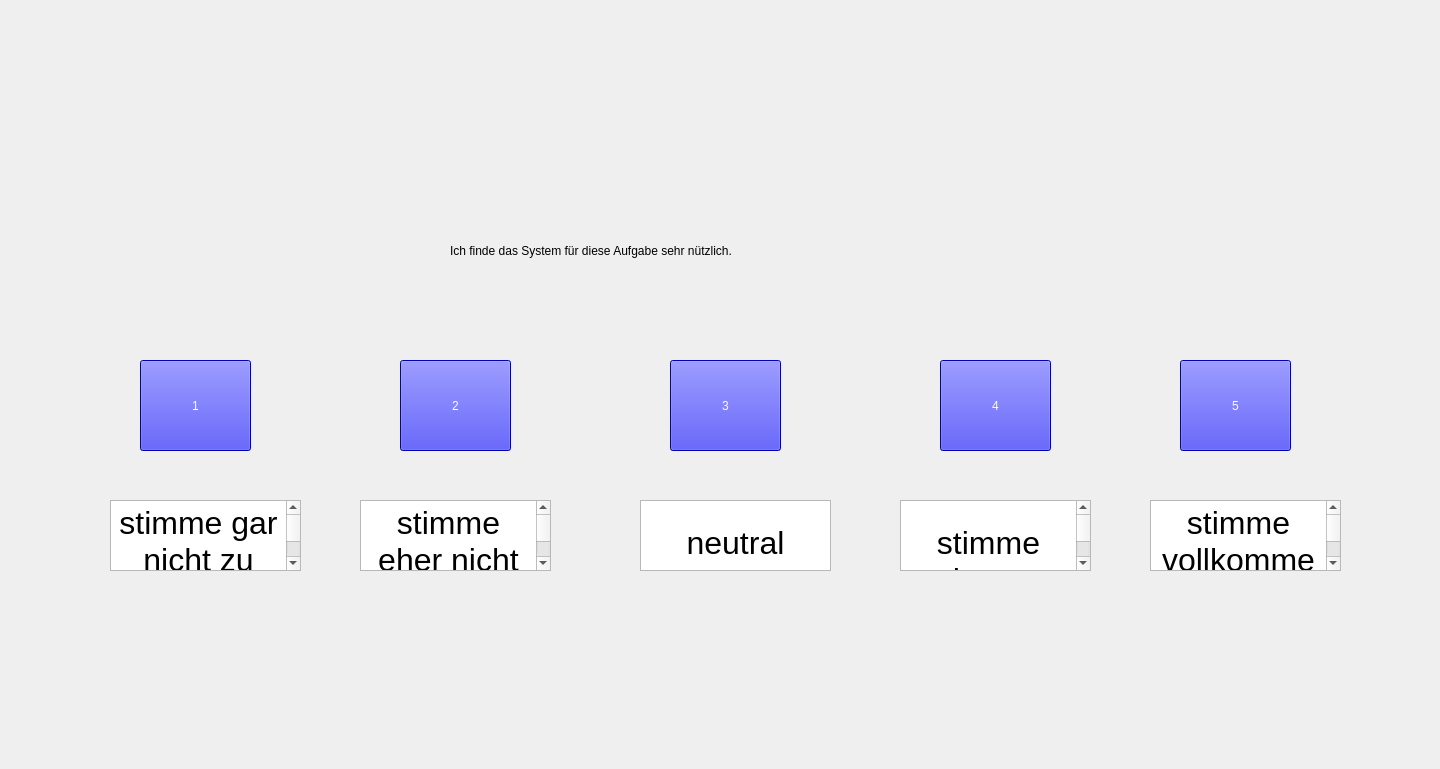
Qt form forms/use.ui (IKI-Lab/auscultation_AI_noise_exp) before a commit.
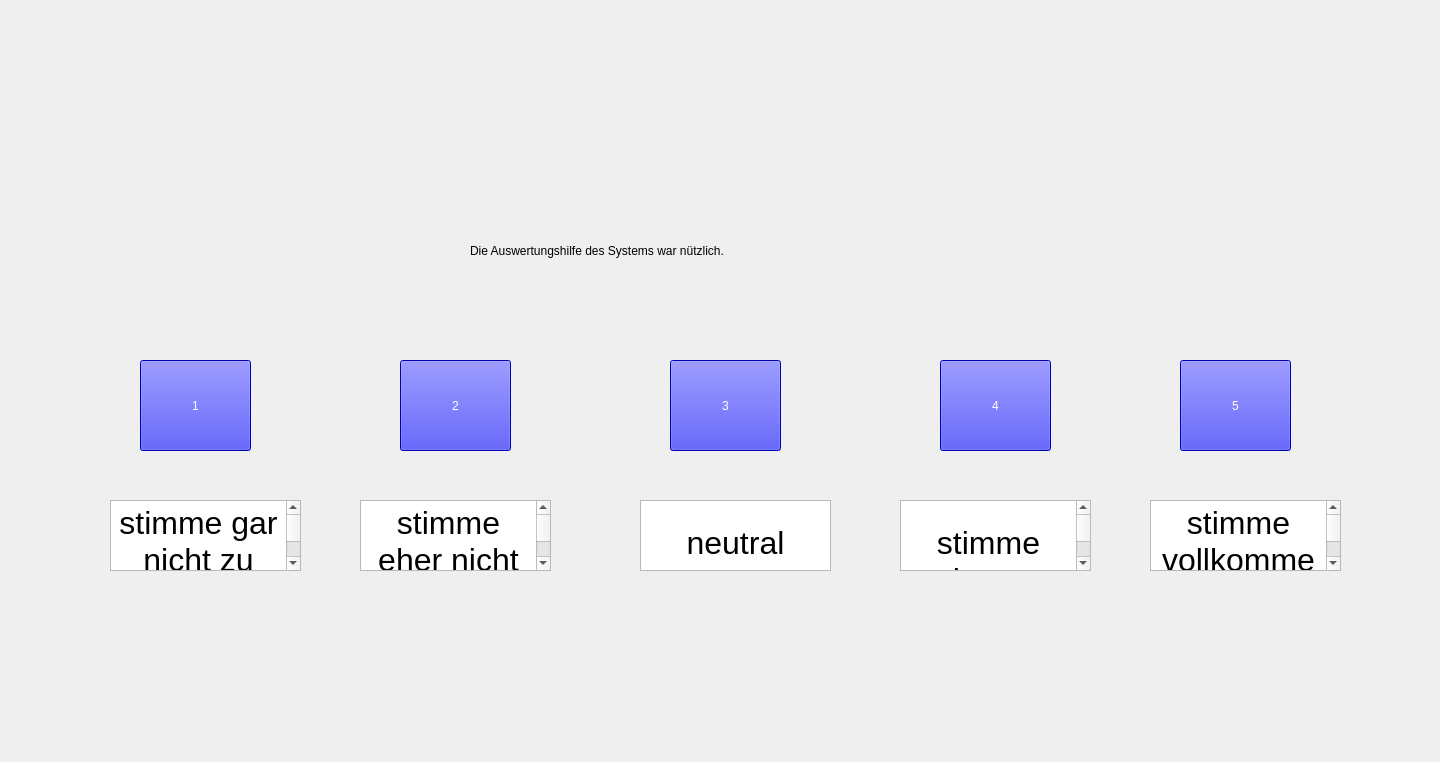
The same form after that commit.

What changed in the file:
```diff
--- a/forms/use.ui
+++ b/forms/use.ui
@@ -7,7 +7,7 @@
     <x>0</x>
     <y>0</y>
     <width>1440</width>
-    <height>769</height>
+    <height>762</height>
    </rect>
   </property>
   <property name="windowTitle">
@@ -16,9 +16,9 @@
   <widget class="QLabel" name="label">
    <property name="geometry">
     <rect>
-     <x>450</x>
+     <x>470</x>
      <y>200</y>
-     <width>551</width>
+     <width>531</width>
      <height>101</height>
     </rect>
    </property>
@@ -27,7 +27,7 @@
 </string>
    </property>
    <property name="text">
-    <string>Ich finde das System für diese Aufgabe sehr nützlich.</string>
+    <string>Die Auswertungshilfe des Systems war nützlich.</string>
    </property>
   </widget>
   <widget class="QPushButton" name="pushButton">
```
